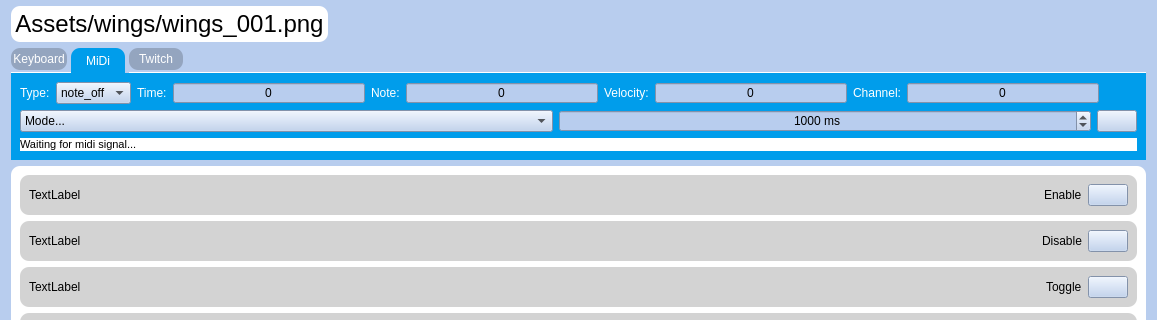
First picture: the form in UI/shortcutsManager.ui, repository Gemmstone/PyNGtuber, before the edit; both pictures show x 0 to 1157 and y 0 to 320 of the 1157 by 488 pixel window.
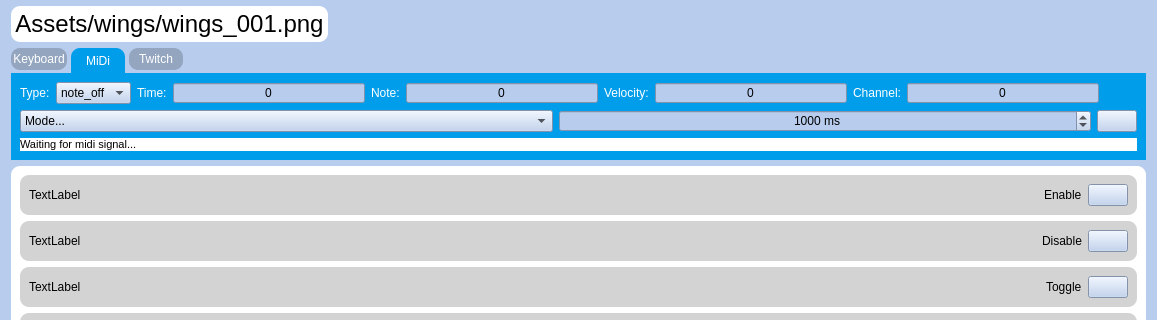
Second picture: the form after the edit. The open tabs and pages were chosen to show the change. Icons and pictures are not drawn.

Diff of the .ui file:
```diff
--- a/UI/shortcutsManager.ui
+++ b/UI/shortcutsManager.ui
@@ -128,14 +128,16 @@
 }
 QTabBar::tab:hover {  
     color: white;
-    background-color: black;
-}</string>
+    background-color: rgb(0, 177, 235);
+}
+
+QTabWidget::pane { border: 0; }</string>
      </property>
      <property name="currentIndex">
       <number>0</number>
      </property>
      <property name="documentMode">
-      <bool>true</bool>
+      <bool>false</bool>
      </property>
      <widget class="QWidget" name="tab">
       <attribute name="title">
```
Left out of the diff: 8 changed lines with no effect on the pictures.
